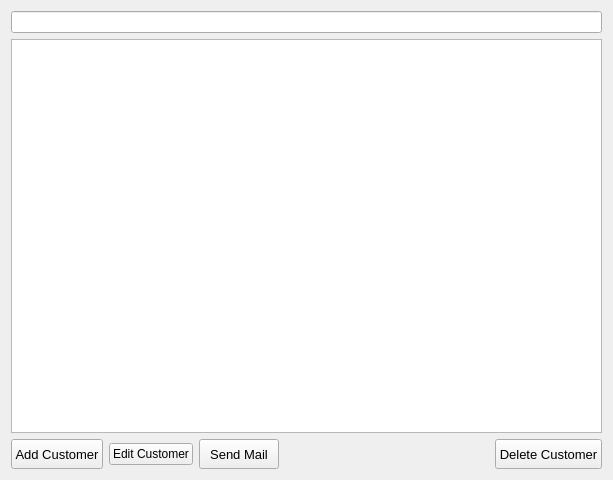
PhilippParis/BusinessManager, file ui/widgets/customerswidget.ui: the form before one commit.
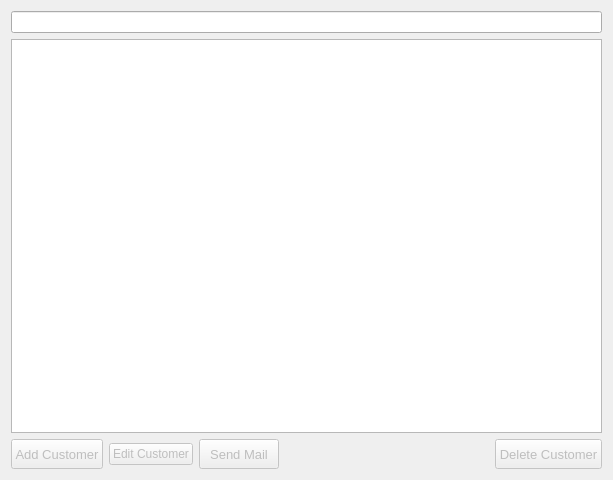
The form after the commit. Icons and pictures are not drawn.

What changed in the file:
```diff
--- a/ui/widgets/customerswidget.ui
+++ b/ui/widgets/customerswidget.ui
@@ -35,7 +35,7 @@
      <item>
       <widget class="QPushButton" name="btnAddCustomer">
        <property name="enabled">
-        <bool>true</bool>
+        <bool>false</bool>
        </property>
        <property name="minimumSize">
         <size>
@@ -59,6 +59,9 @@
      </item>
      <item>
       <widget class="QPushButton" name="btnEditCustomer">
+       <property name="enabled">
+        <bool>false</bool>
+       </property>
        <property name="text">
         <string>Edit Customer</string>
        </property>
@@ -66,6 +69,9 @@
      </item>
      <item>
       <widget class="QPushButton" name="btnSendMail">
+       <property name="enabled">
+        <bool>false</bool>
+       </property>
        <property name="minimumSize">
         <size>
          <width>0</width>
@@ -102,7 +108,7 @@
      <item>
       <widget class="QPushButton" name="btnDeleteCustomer">
        <property name="enabled">
-        <bool>true</bool>
+        <bool>false</bool>
        </property>
        <property name="minimumSize">
         <size>
```
